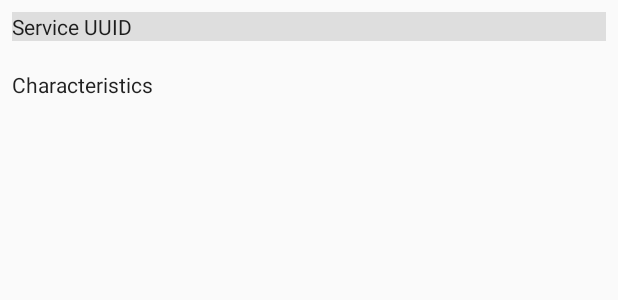
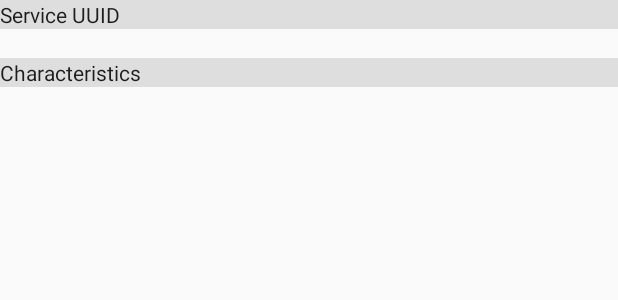
Before and after one commit to xuanjiao/BLE_scanner, an Android app: the layout service_list_item.xml on its own in the app's theme, with its tools: preview values and no code run, on a phone screen of 412 x 824 dp. Shown: the top 300 px of the screen. Run offline under Robolectric (Android 15) with nearby library versions, the phone set to English and light mode, and no system bars.

```diff
--- a/app/src/main/java/com/example/android/ble_scanner/scanner/ScannerFragment.java
+++ b/app/src/main/java/com/example/android/ble_scanner/scanner/ScannerFragment.java
@@ -41,7 +41,7 @@ public class ScannerFragment extends Fragment {
         // Inflate the layout for this fragment
         View view = inflater.inflate(R.layout.fragment_scanner, container, false);
 
-        // Allow user use option menu
+        // Allow user use option scanner_menu
         setHasOptionsMenu(true);
 
         // Create objects for UI
@@ -83,7 +83,7 @@ public class ScannerFragment extends Fragment {
 
     @Override
     public void onCreateOptionsMenu(Menu menu, MenuInflater inflater) {
-        inflater.inflate(R.menu.menu,menu);
+        inflater.inflate(R.menu.scanner_menu,menu);
         super.onCreateOptionsMenu(menu, inflater);
     }
 
--- a/app/src/main/res/layout/fragment_advertiser.xml
+++ b/app/src/main/res/layout/fragment_advertiser.xml
@@ -15,6 +15,7 @@
             android:layout_width="match_parent"
             android:layout_height="wrap_content"
             android:text="Local Name"
+            android:background="@color/colorLabelGray"
             style="@style/MyCustomTabLayout" />
 
         <EditText
--- a/app/src/main/res/layout/service_list_item.xml
+++ b/app/src/main/res/layout/service_list_item.xml
@@ -3,8 +3,7 @@
         xmlns:android="http://schemas.android.com/apk/res/android"
         android:layout_width="match_parent"
         android:layout_height="wrap_content"
-        android:orientation="vertical"
-        android:padding="@dimen/padding_linear_layout">
+        android:orientation="vertical">
 
   +
             <TextView
@@ -22,6 +21,7 @@
                 android:layout_width="match_parent"
                 android:layout_height="wrap_content"
                 android:text="Characteristics"
+                android:background="@color/colorLabelGray"
                 style="@style/MyCustomTabLayout"/>
             <EditText
                 android:layout_width="match_parent"
```
Also changed, not shown: app/src/main/java/com/example/android/ble_scanner/advertiser/AdvertiserFragment.java (+36 -14 lines), app/src/main/java/com/example/android/ble_scanner/advertiser/ServiceAdapter.java (+1 -9 lines), app/src/main/res/menu/advertiser_menu.xml (added, +9 -0 lines), app/src/main/res/menu/scanner_menu.xml (renamed from app/src/main/res/menu/menu.xml).
